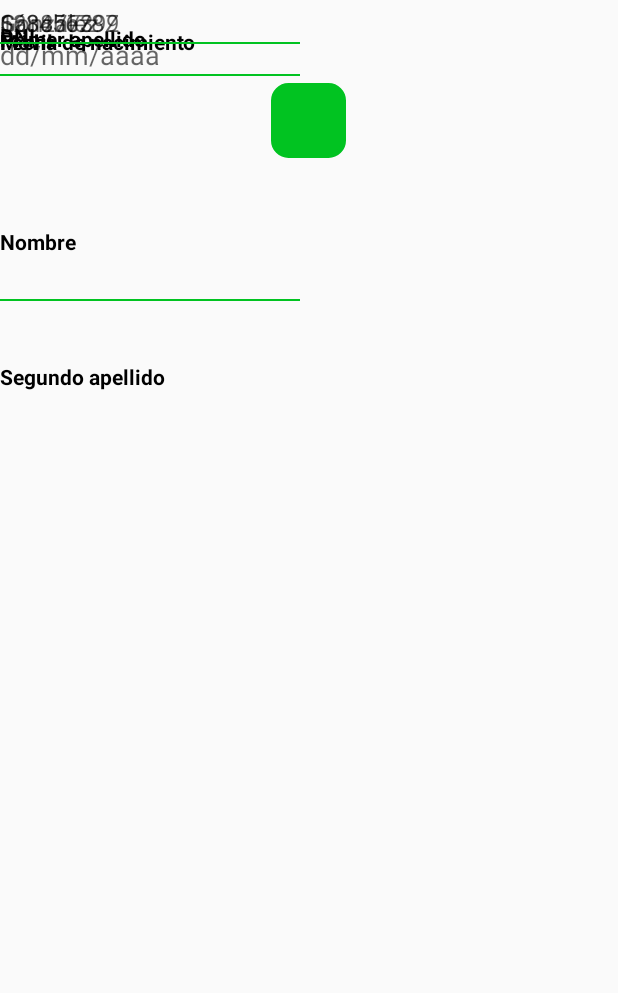
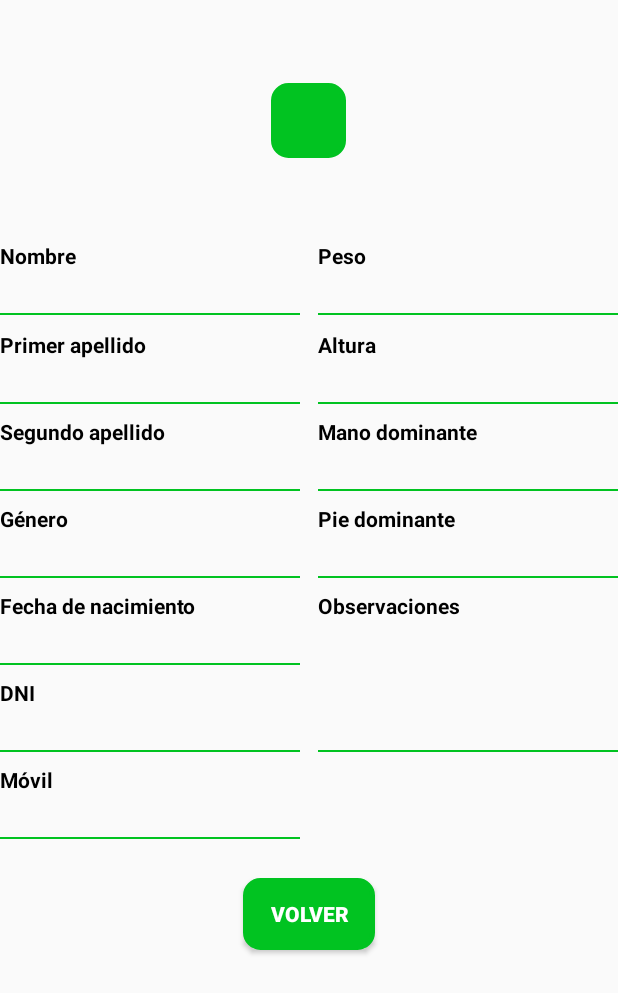
Before and after one commit to victor-saru/ProyectoFinal, an Android app: the VerAlumno screen opened directly, with no data from a screen before it, on a phone screen of 412 x 824 dp. Shown: the top 993 px of the screen. Run offline under Robolectric (Android 15) with nearby library versions, the phone set to English and light mode, and no system bars.

Commit message:
Ver alumno maquetado

```diff
--- a/CoachManager/app/src/main/java/com/example/victo/coachmanager/VerAlumno.java
+++ b/CoachManager/app/src/main/java/com/example/victo/coachmanager/VerAlumno.java
@@ -1,7 +1,10 @@
 package com.example.victo.coachmanager;
 
+import android.content.Intent;
 import android.support.v7.app.AppCompatActivity;
 import android.os.Bundle;
+import android.view.View;
+import android.widget.Button;
 
 public class VerAlumno extends AppCompatActivity {
 
@@ -9,5 +12,14 @@ public class VerAlumno extends AppCompatActivity {
     protected void onCreate(Bundle savedInstanceState) {
         super.onCreate(savedInstanceState);
         setContentView(R.layout.activity_ver_alumno);
+
+        Button btnVolver = (Button) findViewById(R.id.btnVolver);
+
+        btnVolver.setOnClickListener(new View.OnClickListener() {
+            @Override
+            public void onClick(View v) {
+                startActivity(new Intent(VerAlumno.this, Alumnos.class));
+            }
+        });
     }
 }
--- a/CoachManager/app/src/main/res/layout/activity_ver_alumno.xml
+++ b/CoachManager/app/src/main/res/layout/activity_ver_alumno.xml
@@ -5,157 +5,6 @@
     android:layout_width="match_parent"
     android:layout_height="match_parent"
     tools:context="com.example.victo.coachmanager.VerAlumno">
-
-    <TextView
-        android:id="@+id/lblSegundoApellidoRegistro2"
-        android:layout_width="200dp"
-        android:layout_height="20dp"
-        android:layout_alignParentStart="true"
-        android:layout_below="@+id/edNombreAlumno"
-        android:layout_marginTop="40dp"
-        android:text="@string/lblSegundoApellidoRegistro"
-        android:textColor="@android:color/background_dark"
-        android:textStyle="bold" />
-
-    <EditText
-        android:id="@+id/edNombreAlumno"
-        android:layout_width="200dp"
-        android:layout_height="30dp"
-
-        android:layout_alignParentStart="true"
-        android:layout_below="@+id/lblNombreAlumno"
-        android:background="@drawable/editextborder"
-        android:ems="10"
-        android:inputType="textPersonName"
-        android:singleLine="false"
-        android:textSize="16dp" />
-
-    <EditText
-        android:id="@+id/edSegundoApellidoRegistro2"
-        android:layout_width="200dp"
-        android:layout_height="30dp"
-
-        android:layout_alignStart="@+id/lblSegundoApellidoRegistro"
-        android:layout_below="@+id/lblSegundoApellidoRegistro"
-        android:background="@drawable/editextborder"
-        android:ems="10"
-        android:hint="@string/hintSegundoApellidoRegistro"
-        android:inputType="textPersonName"
-        android:singleLine="false"
-        android:textSize="16dp" />
-
-    <TextView
-        android:id="@+id/lblDNIRegistro2"
-        android:layout_width="200dp"
-        android:layout_height="20dp"
-        android:layout_alignStart="@+id/edSegundoApellidoRegistro"
-        android:layout_below="@+id/edSegundoApellidoRegistro"
-        android:layout_marginTop="14dp"
-        android:text="@string/lblDNIRegistro"
-        android:textColor="@android:color/background_dark"
-        android:textStyle="bold" />
-
-    <TextView
-        android:id="@+id/lblFechaNacimientoRegistro2"
-        android:layout_width="200dp"
-        android:layout_height="20dp"
-        android:layout_alignStart="@+id/edMovilRegistro"
-        android:layout_below="@+id/edMovilRegistro"
-        android:layout_marginTop="18dp"
-        android:text="@string/lblFechaRegistro"
-        android:textColor="@android:color/background_dark"
-        android:textStyle="bold" />
-
-    <EditText
-        android:id="@+id/edPrimerApellidoRegistro2"
-        android:layout_width="200dp"
-        android:layout_height="30dp"
-
-        android:layout_alignStart="@+id/lblPrimerApellidoRegistro"
-        android:layout_below="@+id/lblPrimerApellidoRegistro"
-        android:background="@drawable/editextborder"
-        android:ems="10"
-        android:hint="@string/hintPrimerApellidoRegistro"
-        android:inputType="textPersonName"
-        android:singleLine="false"
-        android:textSize="16dp" />
-
-    <TextView
-        android:id="@+id/lblNombreAlumno"
-        android:layout_width="200dp"
-        android:layout_height="20dp"
-        android:layout_alignParentStart="true"
-        android:layout_below="@+id/edFechaRegistro2"
-        android:text="@string/lblNombreRegistro"
-        android:textColor="@android:color/background_dark"
-        android:textStyle="bold" />
-
-    <EditText
-        android:id="@+id/edMovilRegistro2"
-        android:layout_width="200dp"
-        android:layout_height="30dp"
-
-        android:layout_alignStart="@+id/lblMovilRegistro"
-        android:layout_below="@+id/lblMovilRegistro"
-        android:background="@drawable/editextborder"
-        android:ems="10"
-        android:hint="@string/hintMovilRegistro"
-        android:inputType="textPersonName"
-        android:singleLine="false"
-        android:textSize="16dp" />
-
-    <TextView
-        android:id="@+id/lblMovilRegistro2"
-        android:layout_width="200dp"
-        android:layout_height="20dp"
-        android:layout_alignStart="@+id/edDNIRegistro"
-        android:layout_below="@+id/edDNIRegistro"
-        android:layout_marginTop="18dp"
-        android:text="@string/lblMovilRegisto"
-        android:textColor="@android:color/background_dark"
-        android:textStyle="bold" />
-
-    <TextView
-        android:id="@+id/lblPrimerApellidoRegistro2"
-        android:layout_width="200dp"
-        android:layout_height="20dp"
-        android:layout_alignStart="@+id/edNombreRegistro"
-        android:layout_below="@+id/edNombreRegistro"
-        android:layout_marginTop="16dp"
-        android:text="@string/lblPrimerApellidoRegistro"
-        android:textColor="@android:color/background_dark"
-        android:textStyle="bold" />
-
-    <EditText
-        android:id="@+id/edDNIRegistro2"
-        android:layout_width="200dp"
-        android:layout_height="30dp"
-
-        android:layout_alignStart="@+id/lblDNIRegistro"
-        android:layout_below="@+id/lblDNIRegistro"
-        android:background="@drawable/editextborder"
-        android:ems="10"
-        android:hint="@string/hintDNIRegistro"
-        android:inputType="textPersonName"
-        android:singleLine="false"
-        android:textSize="16dp" />
-
-    <EditText
-        android:id="@+id/edFechaRegistro2"
-        android:layout_width="200dp"
-        android:layout_height="30dp"
-
-        android:layout_alignStart="@+id/lblFechaNacimientoRegistro"
-        android:layout_alignTop="@+id/lblFechaNacimientoRegistro"
-        android:layout_marginBottom="100dp"
-        android:layout_marginTop="21dp"
-        android:background="@drawable/editextborder"
-        android:clickable="true"
-        android:ems="10"
-        android:focusable="false"
-        android:hint="@string/hintFechaRegistro"
-        android:inputType="date"
-        android:maxLines="1" />
 
     <ImageView
         android:id="@+id/fotoAlumno"
@@ -165,4 +14,291 @@
         android:layout_centerHorizontal="true"
         android:layout_marginTop="55dp"
         app:srcCompat="@drawable/boton_redondeado" />
+
+    <TextView
+        android:id="@+id/lblNombreAlumno"
+        android:layout_width="200dp"
+        android:layout_height="20dp"
+        android:layout_alignParentStart="true"
+        android:layout_below="@+id/fotoAlumno"
+        android:text="@string/lblNombreRegistro"
+        android:layout_marginTop="55dp"
+        android:textColor="@android:color/background_dark"
+        android:textStyle="bold" />
+
+    <EditText
+        android:id="@+id/edNombreAlumno"
+        android:layout_width="200dp"
+        android:layout_height="30dp"
+        android:layout_alignParentStart="true"
+        android:layout_below="@+id/lblNombreAlumno"
+        android:background="@drawable/editextborder"
+        android:ems="10"
+        android:inputType="textPersonName"
+        android:singleLine="false"
+        android:textSize="16dp" />
+
+    <TextView
+        android:id="@+id/lblPrimerApellidoAlumno"
+        android:layout_width="200dp"
+        android:layout_height="20dp"
+        android:layout_alignParentStart="true"
+        android:layout_below="@+id/edNombreAlumno"
+        android:layout_marginTop="9dp"
+        android:text="@string/lblPrimerApellidoRegistro"
+        android:textColor="@android:color/background_dark"
+        android:textStyle="bold" />
+
+    <EditText
+        android:id="@+id/edPrimerApellidoAlumno"
+        android:layout_width="200dp"
+        android:layout_height="30dp"
+        android:layout_alignParentStart="true"
+        android:layout_below="@+id/lblPrimerApellidoAlumno"
+        android:background="@drawable/editextborder"
+        android:ems="10"
+        android:inputType="textPersonName"
+        android:singleLine="false"
+        android:textSize="16dp" />
+
+    <TextView
+        android:id="@+id/lblSegundoApellidoAlumno"
+        android:layout_width="200dp"
+        android:layout_height="20dp"
+        android:layout_alignParentStart="true"
+        android:layout_below="@+id/edPrimerApellidoAlumno"
+        android:layout_marginTop="8dp"
+        android:text="@string/lblSegundoApellidoRegistro"
+        android:textColor="@android:color/background_dark"
+        android:textStyle="bold" />
+
+    <EditText
+        android:id="@+id/edSegundoApellidoAlumno"
+        android:layout_width="200dp"
+        android:layout_height="30dp"
+        android:layout_alignParentStart="true"
+        android:layout_below="@+id/lblSegundoApellidoAlumno"
+        android:background="@drawable/editextborder"
+        android:ems="10"
+        android:inputType="textPersonName"
+        android:singleLine="false"
+        android:textSize="16dp" />
+
+    <TextView
+        android:id="@+id/lblGeneroAlumno"
+        android:layout_width="200dp"
+        android:layout_height="20dp"
+        android:layout_alignParentStart="true"
+        android:layout_below="@+id/edSegundoApellidoAlumno"
+        android:layout_marginTop="8dp"
+        android:text="@string/lblGeneroAlumno"
+        android:textColor="@android:color/background_dark"
+        android:textStyle="bold" />
+
+    <EditText
+        android:id="@+id/edGeneroAlumno"
+        android:layout_width="200dp"
+        android:layout_height="30dp"
+        android:layout_alignParentStart="true"
+        android:layout_below="@+id/lblGeneroAlumno"
+        android:background="@drawable/editextborder"
+        android:ems="10"
+        android:inputType="textPersonName"
+        android:singleLine="false"
+        android:textSize="16dp" />
+
+    <TextView
+        android:id="@+id/lblFechaNacimientoAlumno"
+        android:layout_width="200dp"
+        android:layout_height="20dp"
+        android:layout_alignParentStart="true"
+        android:layout_below="@+id/edGeneroAlumno"
+        android:layout_marginTop="8dp"
+        android:text="@string/lblFechaRegistro"
+        android:textColor="@android:color/background_dark"
+        android:textStyle="bold" />
+
+    <EditText
+        android:id="@+id/edFechaNacimientoAlumno"
+        android:layout_width="200dp"
+        android:layout_height="30dp"
+        android:layout_alignParentStart="true"
+        android:layout_below="@+id/lblFechaNacimientoAlumno"
+        android:background="@drawable/editextborder"
+        android:clickable="true"
+        android:ems="10"
+        android:focusable="false"
+        android:inputType="date"
+        android:maxLines="1" />
+
+    <TextView
+        android:id="@+id/lblDNIAlumno"
+        android:layout_width="200dp"
+        android:layout_height="20dp"
+        android:layout_alignParentStart="true"
+        android:layout_below="@+id/edFechaNacimientoAlumno"
+        android:layout_marginTop="8dp"
+        android:text="@string/lblDNIRegistro"
+        android:textColor="@android:color/background_dark"
+        android:textStyle="bold" />
+
+    <EditText
+        android:id="@+id/edDNIAlumno"
+        android:layout_width="200dp"
+        android:layout_height="30dp"
+        android:layout_alignParentStart="true"
+        android:layout_below="@+id/lblDNIAlumno"
+        android:background="@drawable/editextborder"
+        android:ems="10"
+        android:inputType="textPersonName"
+        android:singleLine="false"
+        android:textSize="16dp" />
+
+    <TextView
+        android:id="@+id/lblMovilAlumno"
+        android:layout_width="200dp"
+        android:layout_height="20dp"
+        android:layout_alignParentStart="true"
+        android:layout_below="@+id/edDNIAlumno"
+        android:layout_marginTop="8dp"
+        android:text="@string/lblMovilRegisto"
+        android:textColor="@android:color/background_dark"
+        android:textStyle="bold" />
+
+    <EditText
+        android:id="@+id/edMovilAlumno"
+        android:layout_width="200dp"
+        android:layout_height="30dp"
+        android:layout_alignParentStart="true"
+        android:layout_below="@+id/lblMovilAlumno"
+        android:background="@drawable/editextborder"
+        android:ems="10"
+        android:inputType="textPersonName"
+        android:singleLine="false"
+        android:textSize="16dp" />
+
+    <TextView
+        android:id="@+id/lblPesoAlumno"
+        android:layout_width="200dp"
+        android:layout_height="20dp"
+        android:layout_alignBaseline="@+id/lblNombreAlumno"
+        android:layout_alignBottom="@+id/lblNombreAlumno"
+        android:layout_alignParentEnd="true"
+        android:text="@string/lblPesoAlumno"
+        android:textColor="@android:color/background_dark"
+        android:textStyle="bold" />
+
+    <EditText
+        android:id="@+id/edPesoAlumno"
+        android:layout_width="200dp"
+        android:layout_height="30dp"
+        android:layout_alignParentEnd="true"
+        android:layout_below="@+id/lblPesoAlumno"
+        android:background="@drawable/editextborder"
+        android:ems="10"
+        android:inputType="textPersonName"
+        android:singleLine="false"
+        android:textSize="16dp" />
+
+    <TextView
+        android:id="@+id/lblAlturaAlumno"
+        android:layout_width="200dp"
+        android:layout_height="20dp"
+        android:layout_alignBaseline="@+id/lblPrimerApellidoAlumno"
+        android:layout_alignBottom="@+id/lblPrimerApellidoAlumno"
+        android:layout_alignParentEnd="true"
+        android:text="@string/lblAlturaAlumno"
+        android:textColor="@android:color/background_dark"
+        android:textStyle="bold" />
+
+    <EditText
+        android:id="@+id/edAlturaAlumno"
+        android:layout_width="200dp"
+        android:layout_height="30dp"
+        android:layout_alignParentEnd="true"
+        android:layout_alignTop="@+id/edPrimerApellidoAlumno"
+        android:background="@drawable/editextborder"
+        android:ems="10"
+        android:inputType="textPersonName"
+        android:singleLine="false"
+        android:textSize="16dp" />
+
+    <TextView
+        android:id="@+id/lblManoDomAlumno"
+        android:layout_width="200dp"
+        android:layout_height="20dp"
+        android:layout_above="@+id/edSegundoApellidoAlumno"
+        android:layout_alignParentEnd="true"
+        android:text="@string/lblManoDomAlumno"
+        android:textColor="@android:color/background_dark"
+        android:textStyle="bold" />
+
+    <EditText
+        android:id="@+id/edManoDomAlumno"
+        android:layout_width="200dp"
+        android:layout_height="30dp"
+        android:layout_alignParentEnd="true"
+        android:layout_below="@+id/lblManoDomAlumno"
+        android:background="@drawable/editextborder"
+        android:ems="10"
+        android:inputType="textPersonName"
+        android:singleLine="false"
+        android:textSize="16dp" />
+
+    <TextView
+        android:id="@+id/lblManoPieAlumno"
+        android:layout_width="200dp"
+        android:layout_height="20dp"
+        android:layout_above="@+id/edGeneroAlumno"
+        android:layout_alignParentEnd="true"
+        android:text="@string/lblPieDomAlumno"
+        android:textColor="@android:color/background_dark"
+        android:textStyle="bold" />
+
+    <EditText
+        android:id="@+id/edManoPieAlumno"
+        android:layout_width="200dp"
+        android:layout_height="30dp"
+        android:layout_alignParentEnd="true"
+        android:layout_below="@+id/lblManoPieAlumno"
+        android:background="@drawable/editextborder"
+        android:ems="10"
+        android:inputType="textPersonName"
+        android:singleLine="false"
+        android:textSize="16dp" />
+
+    <TextView
+        android:id="@+id/lblObservacionesAlumno"
+        android:layout_width="200dp"
+        android:layout_height="20dp"
+        android:layout_alignBaseline="@+id/lblFechaNacimientoAlumno"
+        android:layout_alignBottom="@+id/lblFechaNacimientoAlumno"
+        android:layout_alignParentEnd="true"
+        android:text="@string/lblObservacionesAlumno"
+        android:textColor="@android:color/background_dark"
+        android:textStyle="bold" />
+
+    <EditText
+        android:id="@+id/edObservacionesAlumno"
+        android:layout_width="wrap_content"
+        android:layout_height="wrap_content"
+        android:layout_alignBottom="@+id/edDNIAlumno"
+        android:layout_alignStart="@+id/lblObservacionesAlumno"
+        android:layout_below="@+id/lblObservacionesAlumno"
+        android:background="@drawable/editextborder"
+        android:ems="10"
+        android:inputType="textMultiLine" />
+
+    <Button
+        android:id="@+id/btnVolver"
+        android:layout_width="wrap_content"
+        android:layout_height="wrap_content"
+        android:layout_below="@+id/edMovilAlumno"
+        android:layout_centerHorizontal="true"
+        android:layout_marginTop="25dp"
+        android:background="@drawable/boton_redondeado"
+        android:text="@string/btnVolver"
+        android:textColor="@android:color/white"
+        android:textStyle="bold" />
+
 </RelativeLayout>
--- a/CoachManager/app/src/main/res/values/strings.xml
+++ b/CoachManager/app/src/main/res/values/strings.xml
@@ -45,4 +45,12 @@
     <string name="textoSobreNosotros">Coach Manager es una aplicación desarrollada por SabaDevs.\n\nEn SabaDevs, buscamos que nuestro software cumpla necesidades de la forma más sencilla posible.</string>
     <string name="btnVolver">Volver</string>
 
+    <!-- Alumnos -->
+    <string name="lblGeneroAlumno">Género</string>
+    <string name="lblPesoAlumno">Peso</string>
+    <string name="lblAlturaAlumno">Altura</string>
+    <string name="lblManoDomAlumno">Mano dominante</string>
+    <string name="lblPieDomAlumno">Pie dominante</string>
+    <string name="lblObservacionesAlumno">Observaciones</string>
+
 </resources>
```
Also changed, not shown: 2 other files.
